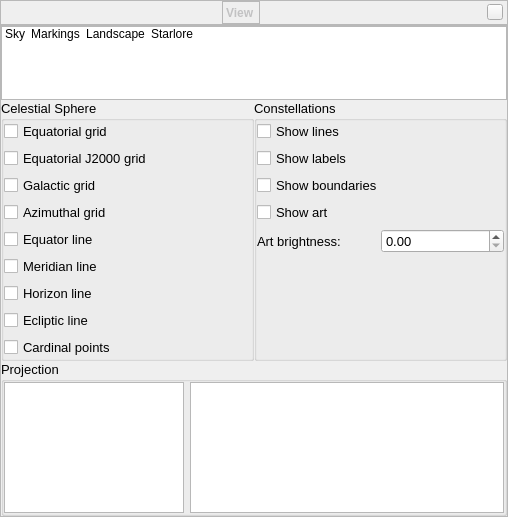
Qt form src/gui/viewDialog.ui (519984307/stellarium_src) before a commit.
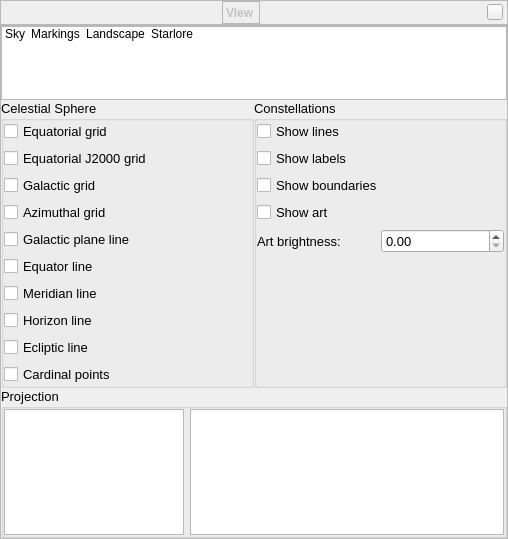
The same form after that commit. The open tabs and pages were chosen to show the change. Icons and pictures are not drawn. Custom widgets are drawn as their Qt base class.

Commit message: Patch for showing the Galactic Plane

```diff
--- a/src/gui/viewDialog.ui
+++ b/src/gui/viewDialog.ui
@@ -1059,6 +1059,13 @@
                </property>
               </widget>
              </item>
+             <item>
+              <widget class="QCheckBox" name="showGalacticPlaneLineCheckBox">
+               <property name="text">
+                <string>Galactic plane line</string>
+               </property>
+              </widget>
+             </item>
              <item>
               <widget class="QCheckBox" name="showEquatorLineCheckBox">
                <property name="text">
```
Lines whose indentation alone changed are shown as unchanged. The commit also changes 5 other files.
